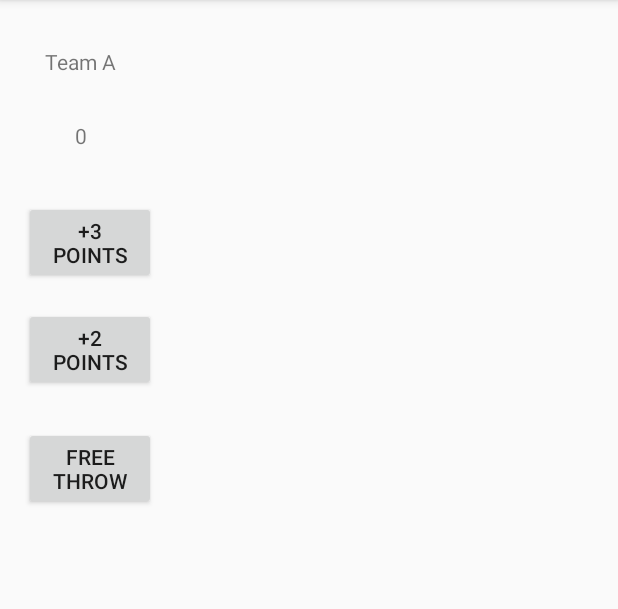
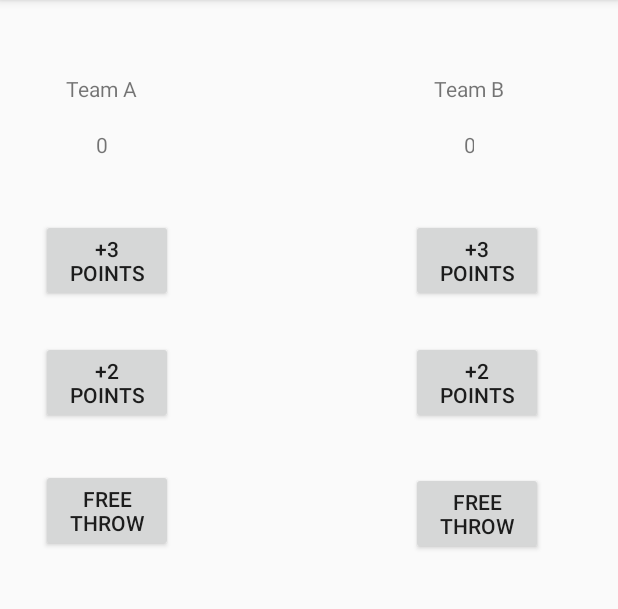
Before and after one commit to jolenen/CourtCounter, an Android app: the screen it shows after launch (MainActivity), on a phone screen of 412 x 824 dp, the part 84-693 px from its top. Run offline under Robolectric (Android 15) with nearby library versions, the phone set to English and light mode, and no system bars.

Commit message:
MainActivity.java. Uncontrain views to copy UI elements. Make changes to x value for TeamA (TeamB is the original code that has been renamed). Uncomment out TeamB code.

```diff
--- a/app/src/main/java/com/example/android/courtcounter/MainActivity.java
+++ b/app/src/main/java/com/example/android/courtcounter/MainActivity.java
@@ -33,8 +33,8 @@ public class MainActivity extends AppCompatActivity {
         scoreTeamA = scoreTeamA +1;
         displayForTeamA(scoreTeamA);
     }
-    /**
-     * Displays the given score for Team B.
+    /*
+     * Displays the given score for Team B. */
 
     public void displayForTeamB(int scoreTeamB) {
         TextView scoreView = (TextView) findViewById(R.id.team_b_score);
@@ -51,6 +51,6 @@ public class MainActivity extends AppCompatActivity {
     public void addOneForTeamB(View v){
         scoreTeamB = scoreTeamB +1;
         displayForTeamB(scoreTeamB);
-     }*/
+    }
 
 }
--- a/app/src/main/res/layout/activity_main.xml
+++ b/app/src/main/res/layout/activity_main.xml
@@ -7,17 +7,19 @@
     tools:context="com.example.android.courtcounter.MainActivity"
     tools:layout_editor_absoluteX="0dp"
     tools:layout_editor_absoluteY="81dp">
+
     <TextView
         android:id="@+id/txtTeamA"
         android:layout_width="0dp"
         android:layout_height="wrap_content"
-        android:layout_marginLeft="26dp"
-        android:layout_marginStart="26dp"
-        android:layout_marginTop="27dp"
+        android:layout_marginLeft="40dp"
+        android:layout_marginStart="40dp"
         android:padding="4dp"
         android:text="Team A"
+        app:layout_constraintBottom_toBottomOf="@+id/txtTeamB"
         app:layout_constraintLeft_toLeftOf="parent"
-        app:layout_constraintTop_toTopOf="parent"
+        app:layout_constraintTop_toTopOf="@+id/txtTeamB"
+        tools:layout_constraintBottom_creator="1"
         tools:layout_constraintLeft_creator="1"
         tools:layout_constraintTop_creator="1" />
 
@@ -29,10 +31,11 @@
         android:layout_marginLeft="20dp"
         android:layout_marginRight="20dp"
         android:layout_marginStart="20dp"
-        android:layout_marginTop="22dp"
+        android:layout_marginTop="10dp"
         android:padding="4dp"
         android:text="0"
         app:layout_constraintLeft_toLeftOf="@+id/txtTeamA"
+        app:layout_constraintRight_toRightOf="@+id/txtTeamA"
         app:layout_constraintTop_toBottomOf="@+id/txtTeamA"
         tools:layout_constraintLeft_creator="1"
         tools:layout_constraintRight_creator="1"
@@ -43,9 +46,9 @@
         android:id="@+id/points3A"
         android:layout_width="88dp"
         android:layout_height="wrap_content"
-        android:layout_marginLeft="16dp"
-        android:layout_marginStart="16dp"
-        android:layout_marginTop="30dp"
+        android:layout_marginLeft="27dp"
+        android:layout_marginStart="27dp"
+        android:layout_marginTop="36dp"
         android:onClick="addThreeForTeamA"
         android:text="+3 Points"
         app:layout_constraintLeft_toLeftOf="parent"
@@ -57,7 +60,7 @@
         android:id="@+id/points2A"
         android:layout_width="88dp"
         android:layout_height="wrap_content"
-        android:layout_marginTop="16dp"
+        android:layout_marginTop="26dp"
         android:onClick="addTwoForTeamA"
         android:text="+2 Points"
         app:layout_constraintLeft_toLeftOf="@+id/points3A"
@@ -71,7 +74,7 @@
         android:id="@+id/freeA"
         android:layout_width="88dp"
         android:layout_height="wrap_content"
-        android:layout_marginTop="24dp"
+        android:layout_marginTop="30dp"
         android:onClick="addOneForTeamA"
         android:text="Free throw"
         app:layout_constraintLeft_toLeftOf="@+id/points2A"
@@ -80,5 +83,78 @@
         tools:layout_constraintLeft_creator="1"
         tools:layout_constraintRight_creator="1"
         tools:layout_constraintTop_creator="1" />
+    <TextView
+        android:id="@+id/txtTeamB"
+        android:layout_width="0dp"
+        android:layout_height="wrap_content"
+        android:layout_marginEnd="72dp"
+        android:layout_marginRight="72dp"
+        android:layout_marginTop="45dp"
+        android:padding="4dp"
+        android:text="Team B"
+        app:layout_constraintRight_toRightOf="parent"
+        app:layout_constraintTop_toTopOf="parent"
+        tools:layout_constraintRight_creator="1"
+        tools:layout_constraintTop_creator="1" />
+
+    <TextView
+        android:id="@+id/team_b_score"
+        android:layout_width="0dp"
+        android:layout_height="wrap_content"
+        android:layout_marginEnd="20dp"
+        android:layout_marginLeft="20dp"
+        android:layout_marginRight="20dp"
+        android:layout_marginStart="20dp"
+        android:layout_marginTop="10dp"
+        android:padding="4dp"
+        android:text="0"
+        app:layout_constraintLeft_toLeftOf="@+id/txtTeamB"
+        app:layout_constraintRight_toRightOf="@+id/txtTeamB"
+        app:layout_constraintTop_toBottomOf="@+id/txtTeamB"
+        tools:layout_constraintLeft_creator="1"
+        tools:layout_constraintRight_creator="1"
+        tools:layout_constraintTop_creator="1" />
+
+    <Button
+        android:id="@+id/points3B"
+        android:layout_width="88dp"
+        android:layout_height="wrap_content"
+        android:layout_marginEnd="50dp"
+        android:layout_marginRight="50dp"
+        android:layout_marginTop="36dp"
+        android:onClick="addThreeForTeamB"
+        android:text="+3 Points"
+        app:layout_constraintRight_toRightOf="parent"
+        app:layout_constraintTop_toBottomOf="@+id/team_b_score"
+        tools:layout_constraintRight_creator="1"
+        tools:layout_constraintTop_creator="1" />
+
+    <Button
+        android:id="@+id/points2B"
+        android:layout_width="88dp"
+        android:layout_height="wrap_content"
+        android:layout_marginTop="26dp"
+        android:onClick="addTwoForTeamB"
+        android:text="+2 Points"
+        app:layout_constraintLeft_toLeftOf="@+id/points3B"
+        app:layout_constraintRight_toRightOf="@+id/points3B"
+        app:layout_constraintTop_toBottomOf="@+id/points3B"
+        tools:layout_constraintLeft_creator="1"
+        tools:layout_constraintRight_creator="1"
+        tools:layout_constraintTop_creator="1" />
+
+    <Button
+        android:id="@+id/freeB"
+        android:layout_width="88dp"
+        android:layout_height="wrap_content"
+        android:layout_marginTop="32dp"
+        android:onClick="addOneForTeamB"
+        android:text="Free throw"
+        app:layout_constraintLeft_toLeftOf="@+id/points2B"
+        app:layout_constraintRight_toRightOf="@+id/points2B"
+        app:layout_constraintTop_toBottomOf="@+id/points2B"
+        tools:layout_constraintLeft_creator="1"
+        tools:layout_constraintRight_creator="1"
+        tools:layout_constraintTop_creator="1" />
 
 </android.support.constraint.ConstraintLayout>
```
Also changed, not shown: 1 other file.
